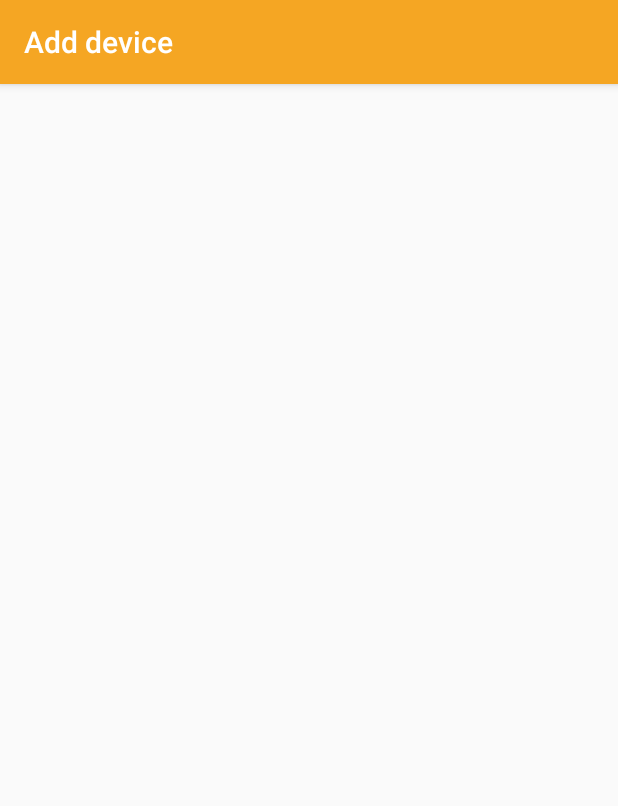
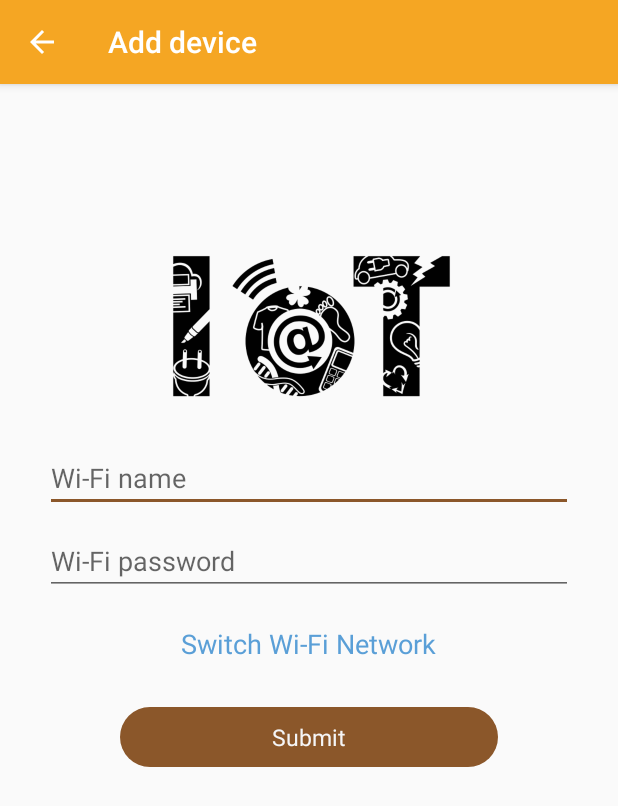
Before and after one commit to tailt94/Android-OTT, an Android app: the AddDeviceActivity screen opened directly, with no data from a screen before it, on a phone screen of 412 x 824 dp. Shown: the top 806 px of the screen. Run offline under Robolectric (Android 15) with nearby library versions, the phone set to English and light mode, and no system bars.

Commit message:
Add AddDeviceActivity

```diff
--- a/app/src/main/java/com/terralogic/alexle/ott/controller/activities/AddDeviceActivity.java
+++ b/app/src/main/java/com/terralogic/alexle/ott/controller/activities/AddDeviceActivity.java
@@ -1,15 +1,68 @@
 package com.terralogic.alexle.ott.controller.activities;
 
+import android.support.v7.app.ActionBar;
 import android.support.v7.app.AppCompatActivity;
 import android.os.Bundle;
+import android.view.MenuItem;
+import android.view.View;
+import android.view.ViewGroup;
+import android.widget.EditText;
+import android.widget.TextView;
 
 import com.terralogic.alexle.ott.R;
 
 public class AddDeviceActivity extends AppCompatActivity {
+    private EditText inputWifiName;
+    private EditText inputWifiPassword;
+    private TextView btnSwitchWifi;
+    private ViewGroup btnSubmit;
 
     @Override
     protected void onCreate(Bundle savedInstanceState) {
         super.onCreate(savedInstanceState);
         setContentView(R.layout.activity_add_device);
+        setupActionBar();
+        bindViews();
+        setupListeners();
+    }
+
+    @Override
+    public boolean onOptionsItemSelected(MenuItem item) {
+        switch (item.getItemId()) {
+            case android.R.id.home:
+                super.onBackPressed();
+                return false;
+        }
+        return super.onOptionsItemSelected(item);
+    }
+
+    private void setupActionBar() {
+        ActionBar actionBar = getSupportActionBar();
+        if (actionBar != null) {
+            actionBar.setDisplayHomeAsUpEnabled(true);
+        }
+    }
+
+    private void bindViews() {
+        inputWifiName = (EditText) findViewById(R.id.input_wifi_name);
+        inputWifiPassword = (EditText) findViewById(R.id.input_wifi_password);
+        btnSwitchWifi = (TextView) findViewById(R.id.switch_wifi);
+        btnSubmit = (ViewGroup) findViewById(R.id.btn_submit);
+    }
+
+    private void setupListeners() {
+        btnSwitchWifi.setOnClickListener(new View.OnClickListener() {
+            @Override
+            public void onClick(View view) {
+
+            }
+        });
+
+        btnSubmit.setOnClickListener(new View.OnClickListener() {
+            @Override
+            public void onClick(View view) {
+
+            }
+        });
     }
 }
--- /dev/null
+++ b/app/src/main/res/drawable/btn_add_device_bg.xml
@@ -0,0 +1,9 @@
+<?xml version="1.0" encoding="utf-8"?>
+<layer-list xmlns:android="http://schemas.android.com/apk/res/android">
+    <item>
+        <shape>
+            <solid android:color="@color/login_button_color"/>
+            <corners android:radius="40dp" />
+        </shape>
+    </item>
+</layer-list>
--- a/app/src/main/res/layout/activity_add_device.xml
+++ b/app/src/main/res/layout/activity_add_device.xml
@@ -1,9 +1,71 @@
 <?xml version="1.0" encoding="utf-8"?>
-<RelativeLayout xmlns:android="http://schemas.android.com/apk/res/android"
+<ScrollView xmlns:android="http://schemas.android.com/apk/res/android"
     xmlns:app="http://schemas.android.com/apk/res-auto"
     xmlns:tools="http://schemas.android.com/tools"
     android:layout_width="match_parent"
     android:layout_height="match_parent"
     tools:context="com.terralogic.alexle.ott.controller.activities.AddDeviceActivity">
+    <RelativeLayout
+        android:layout_width="match_parent"
+        android:layout_height="wrap_content">
+        <ImageView
+            android:id="@+id/image"
+            android:layout_width="200dp"
+            android:layout_height="wrap_content"
+            android:layout_marginTop="100dp"
+            android:layout_centerHorizontal="true"
+            android:src="@drawable/add_device_image"
+            android:adjustViewBounds="true"/>
 
-</RelativeLayout>
+        <EditText
+            android:id="@+id/input_wifi_name"
+            android:layout_width="match_parent"
+            android:layout_height="wrap_content"
+            android:layout_below="@+id/image"
+            android:layout_marginTop="20dp"
+            android:layout_marginStart="30dp"
+            android:layout_marginEnd="30dp"
+            android:hint="@string/add_device_wifi_name"
+            android:inputType="text"/>
+
+        <EditText
+            android:id="@+id/input_wifi_password"
+            android:layout_width="match_parent"
+            android:layout_height="wrap_content"
+            android:layout_below="@+id/input_wifi_name"
+            android:layout_marginTop="10dp"
+            android:layout_marginStart="30dp"
+            android:layout_marginEnd="30dp"
+            android:hint="@string/add_device_wifi_password"
+            android:inputType="textPassword"/>
+
+        <TextView
+            android:id="@+id/switch_wifi"
+            android:layout_width="wrap_content"
+            android:layout_height="wrap_content"
+            android:layout_below="@+id/input_wifi_password"
+            android:padding="10dp"
+            android:layout_marginTop="10dp"
+            android:textSize="18sp"
+            android:textColor="@color/add_device_switch_wifi_text_color"
+            android:layout_centerHorizontal="true"
+            android:text="@string/add_device_switch_wifi"/>
+
+        <LinearLayout
+            android:id="@+id/btn_submit"
+            android:layout_below="@+id/switch_wifi"
+            android:layout_marginTop="20dp"
+            android:layout_marginBottom="30dp"
+            android:layout_marginStart="80dp"
+            android:layout_marginEnd="80dp"
+            style="@style/AddDeviceButtonStyle">
+
+            <TextView
+                android:layout_width="wrap_content"
+                android:layout_height="wrap_content"
+                android:text="@string/add_device_submit"
+                android:textColor="@color/login_button_text_color"
+                android:textSize="15sp" />
+        </LinearLayout>
+    </RelativeLayout>
+</ScrollView>
--- a/app/src/main/res/values/colors.xml
+++ b/app/src/main/res/values/colors.xml
@@ -12,9 +12,11 @@
     <color name="login_button_forgot_password_color">#5AB0D7</color>
     <color name="login_button_text_color">#F5F5F6</color>
 
-    <color name="home_tab_hightlight">#FFFF8C</color>
+    <color name="home_tab_highlight_color">#FFFF8C</color>
     <color name="home_tab_text_color">#B3FFFFFF</color>
     <color name="home_title_color">#8B572A</color>
 
+    <color name="add_device_switch_wifi_text_color">#5a9fd7</color>
+
     <color name="divider_color">#a2232323</color>
 </resources>
--- a/app/src/main/res/values/strings.xml
+++ b/app/src/main/res/values/strings.xml
@@ -40,6 +40,11 @@
     <string name="register_city">City</string>
     <string name="register_input_city">Your City</string>
 
+    <string name="add_device_wifi_name">Wi-Fi name</string>
+    <string name="add_device_wifi_password">Wi-Fi password</string>
+    <string name="add_device_switch_wifi">Switch Wi-Fi Network</string>
+    <string name="add_device_submit">Submit</string>
+
     <string name="devices_notification">No available devices</string>
 
     <string name="settings_vnc_account">VNC ACCOUNT</string>
--- a/app/src/main/res/values/styles.xml
+++ b/app/src/main/res/values/styles.xml
@@ -17,7 +17,7 @@
 
     <style name="TabLayoutStyle" parent="Base.Widget.Design.TabLayout">
         <item name="tabSelectedTextColor">@android:color/white</item>
-        <item name="tabIndicatorColor">@color/home_tab_hightlight</item>
+        <item name="tabIndicatorColor">@color/home_tab_highlight_color</item>
     </style>
 
     <style name="LoginScreenButtonStyle">
@@ -25,6 +25,13 @@
         <item name="android:layout_height">40dp</item>
         <item name="android:gravity">center</item>
         <item name="android:background">@drawable/rounded_corner</item>
+    </style>
+
+    <style name="AddDeviceButtonStyle">
+        <item name="android:layout_width">match_parent</item>
+        <item name="android:layout_height">40dp</item>
+        <item name="android:gravity">center</item>
+        <item name="android:background">@drawable/btn_add_device_bg</item>
     </style>
 
     <style name="HomeTitleStyle">
```
Also changed, not shown: app/src/main/res/drawable-hdpi/add_device_image.png (added), app/src/main/res/drawable-mdpi/add_device_image.png (added), app/src/main/res/drawable-xhdpi/add_device_image.png (added), app/src/main/res/drawable-xxhdpi/add_device_image.png (added), app/src/main/res/drawable-xxxhdpi/add_device_image.png (added).
